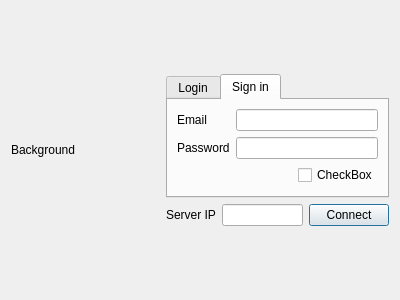
Before: the Qt Designer form client/pc/ui/login.ui in SkyUOI/OurChat, drawn with Qt 5.
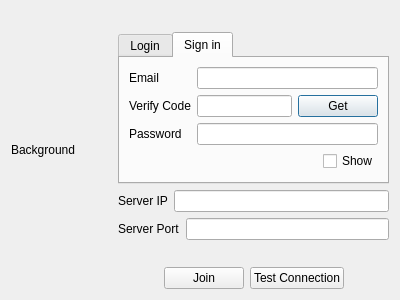
After: the same form once the commit is applied. The open tabs and pages were chosen to show the change.

Commit message: feat(client): add UI(login) refactor(client): Remove redundant code

```diff
--- a/client/pc/ui/login.ui
+++ b/client/pc/ui/login.ui
@@ -13,7 +13,7 @@
   <property name="windowTitle">
    <string>Dialog</string>
   </property>
-  <layout class="QHBoxLayout" name="horizontalLayout_4" stretch="2,3">
+  <layout class="QHBoxLayout" name="horizontalLayout_4" stretch="3,8">
    <item>
     <widget class="QLabel" name="label">
      <property name="text">
@@ -54,7 +54,7 @@
           </widget>
          </item>
          <item row="0" column="1">
-          <widget class="QLineEdit" name="lineEdit">
+          <widget class="QLineEdit" name="ocid_or_email">
            <property name="text">
             <string/>
            </property>
@@ -119,21 +119,21 @@
            </property>
           </widget>
          </item>
-         <item row="1" column="0">
+         <item row="2" column="0">
           <widget class="QLabel" name="label_5">
            <property name="text">
             <string>Password</string>
            </property>
           </widget>
          </item>
-         <item row="1" column="1">
+         <item row="2" column="1">
           <widget class="QLineEdit" name="lineEdit_5">
            <property name="text">
             <string/>
            </property>
           </widget>
          </item>
-         <item row="2" column="1">
+         <item row="4" column="1">
           <layout class="QHBoxLayout" name="horizontalLayout">
            <item>
             <spacer name="horizontalSpacer">
@@ -151,7 +151,32 @@
            <item>
             <widget class="QCheckBox" name="checkBox">
              <property name="text">
-              <string>CheckBox</string>
+              <string notr="true">Show</string>
+             </property>
+            </widget>
+           </item>
+          </layout>
+         </item>
+         <item row="1" column="0">
+          <widget class="QLabel" name="label_7">
+           <property name="text">
+            <string notr="true">Verify Code</string>
+           </property>
+          </widget>
+         </item>
+         <item row="1" column="1">
+          <layout class="QHBoxLayout" name="horizontalLayout_5" stretch="3,2">
+           <item>
+            <widget class="QLineEdit" name="lineEdit">
+             <property name="echoMode">
+              <enum>QLineEdit::Normal</enum>
+             </property>
+            </widget>
+           </item>
+           <item>
+            <widget class="QPushButton" name="pushButton">
+             <property name="text">
+              <string notr="true">Get</string>
              </property>
             </widget>
            </item>
@@ -173,13 +198,20 @@
        <item>
         <widget class="QLineEdit" name="lineEdit_3"/>
        </item>
+      </layout>
+     </item>
+     <item>
+      <layout class="QHBoxLayout" name="horizontalLayout_6">
        <item>
-        <widget class="QPushButton" name="pushButton">
+        <widget class="QLabel" name="label_8">
          <property name="text">
-          <string>Connect</string>
+          <string notr="true">Server Port</string>
          </property>
         </widget>
        </item>
+       <item>
+        <widget class="QLineEdit" name="lineEdit_6"/>
+       </item>
       </layout>
      </item>
      <item>
@@ -195,6 +227,50 @@
        </property>
       </spacer>
      </item>
+     <item>
+      <layout class="QHBoxLayout" name="horizontalLayout_7">
+       <item>
+        <spacer name="horizontalSpacer_3">
+         <property name="orientation">
+          <enum>Qt::Horizontal</enum>
+         </property>
+         <property name="sizeHint" stdset="0">
+          <size>
+           <width>40</width>
+           <height>20</height>
+          </size>
+         </property>
+        </spacer>
+       </item>
+       <item>
+        <widget class="QPushButton" name="pushButton_2">
+         <property name="text">
+          <string notr="true">Join</string>
+         </property>
+        </widget>
+       </item>
+       <item>
+        <widget class="QPushButton" name="pushButton_3">
+         <property name="text">
+          <string notr="true">Test Connection</string>
+         </property>
+        </widget>
+       </item>
+       <item>
+        <spacer name="horizontalSpacer_4">
+         <property name="orientation">
+          <enum>Qt::Horizontal</enum>
+         </property>
+         <property name="sizeHint" stdset="0">
+          <size>
+           <width>40</width>
+           <height>20</height>
+          </size>
+         </property>
+        </spacer>
+       </item>
+      </layout>
+     </item>
     </layout>
    </item>
   </layout>
```
Left out of the diff: 22 changed lines with no effect on the pictures. The commit also changes 8 other files.
